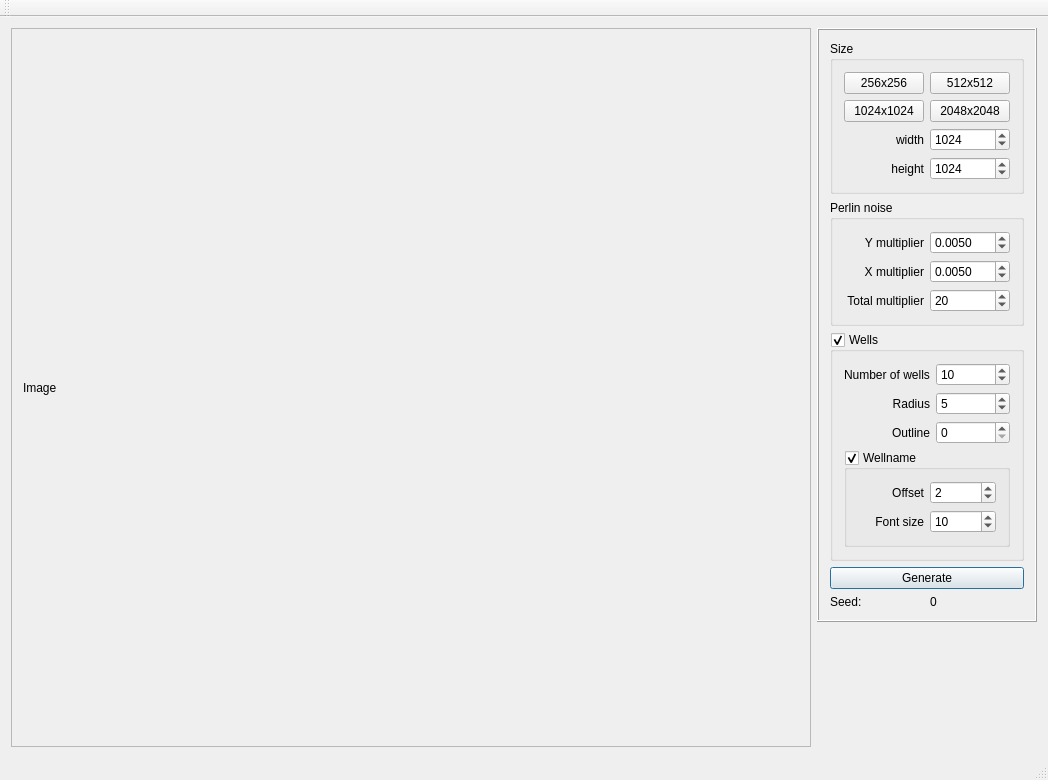
The window that ContoursGenerator/ContoursGenerator.ui (nebrosarth/ContoursGenerator) describes before a commit, drawn with Qt 5.
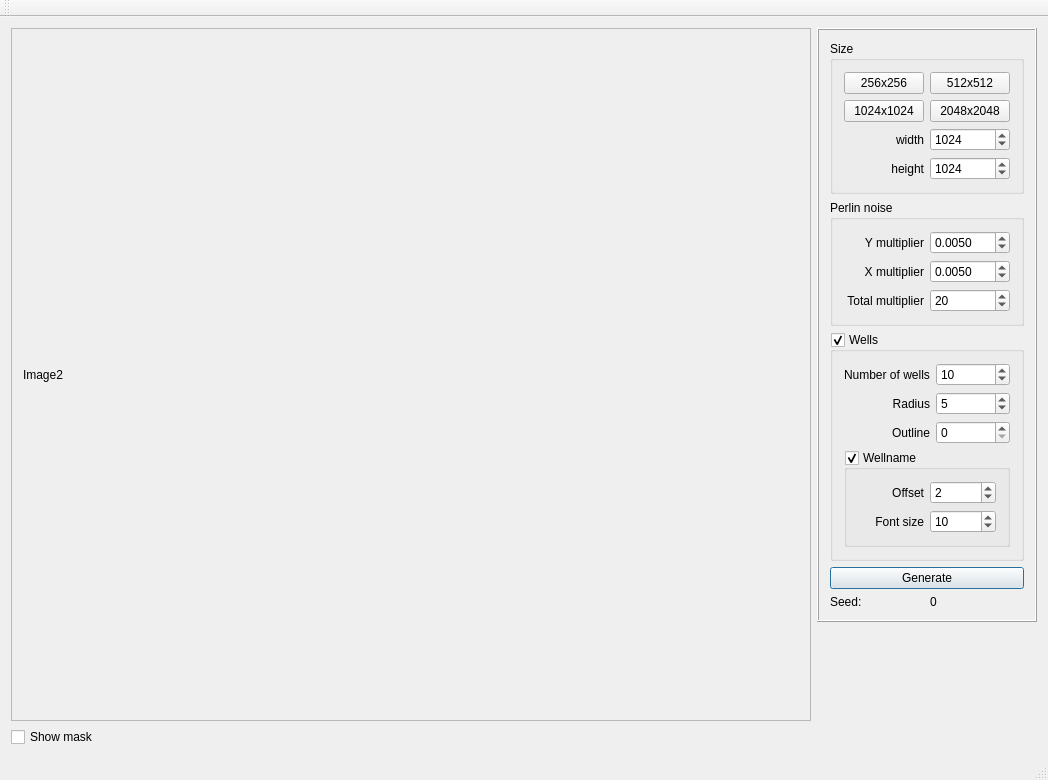
The same window after the commit.

Commit message: Add mask generation

Patch:
```diff
--- a/ContoursGenerator/ContoursGenerator.ui
+++ b/ContoursGenerator/ContoursGenerator.ui
@@ -16,8 +16,8 @@
   <widget class="QWidget" name="centralWidget">
    <layout class="QGridLayout" name="gridLayout">
     <item row="0" column="0">
-     <layout class="QHBoxLayout" name="horizontalLayout">
-      <item>
+     <layout class="QGridLayout" name="gridLayout_8">
+      <item row="0" column="0">
        <widget class="QScrollArea" name="scrollArea">
         <property name="widgetResizable">
          <bool>true</bool>
@@ -27,15 +27,15 @@
           <rect>
            <x>0</x>
            <y>0</y>
-           <width>770</width>
-           <height>689</height>
+           <width>782</width>
+           <height>656</height>
           </rect>
          </property>
          <layout class="QGridLayout" name="gridLayout_3">
           <item row="0" column="0">
            <widget class="QLabel" name="label_Image">
             <property name="text">
-             <string>Image</string>
+             <string>Image2 </string>
             </property>
            </widget>
           </item>
@@ -43,7 +43,7 @@
         </widget>
        </widget>
       </item>
-      <item>
+      <item row="0" column="2" rowspan="2">
        <layout class="QVBoxLayout" name="verticalLayout">
         <item>
          <widget class="QFrame" name="frame">
@@ -369,6 +369,13 @@
         </item>
        </layout>
       </item>
+      <item row="1" column="0">
+       <widget class="QCheckBox" name="checkBox_ShowMask">
+        <property name="text">
+         <string>Show mask</string>
+        </property>
+       </widget>
+      </item>
      </layout>
     </item>
    </layout>
@@ -379,7 +386,7 @@
      <x>0</x>
      <y>0</y>
      <width>1048</width>
-     <height>26</height>
+     <height>25</height>
     </rect>
    </property>
   </widget>
```
The commit also changes 2 other files.
